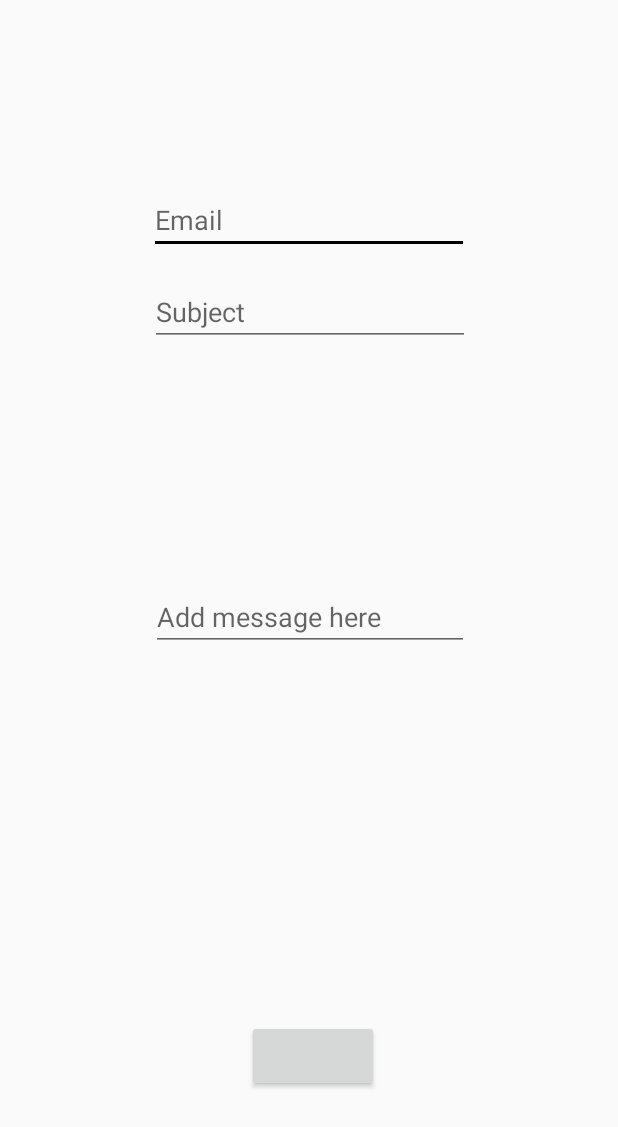
After one commit to yavgn/STUD, an Android app: the EmailActivity screen opened directly, with no data from a screen before it, on a phone screen of 412 x 824 dp. The commit adds this screen. Shown: the top 1127 px of the screen. Run offline under Robolectric (Android 15) with nearby library versions, the phone set to English and light mode, and no system bars.

Commit message:
Added email (working) moved session to model
All working

```diff
--- a/Studmaster/app/build.gradle
+++ b/Studmaster/app/build.gradle
@@ -19,11 +19,12 @@ android {
 }
 
 dependencies {
-    implementation fileTree(dir: 'libs', include: ['*.jar'])
+    implementation fileTree(include: ['*.jar'], dir: 'libs')
     implementation 'com.android.support:appcompat-v7:28.0.0-alpha1'
     implementation 'com.android.support.constraint:constraint-layout:1.1.3'
     testImplementation 'junit:junit:4.12'
     implementation 'com.android.support:design:28.0.0-alpha1'
     androidTestImplementation 'com.android.support.test:runner:1.0.2'
     androidTestImplementation 'com.android.support.test.espresso:espresso-core:3.0.2'
+    implementation files('libs/mail.jar')
 }
--- /dev/null
+++ b/Studmaster/app/src/main/java/fck2068/example/loginpage/activities/EmailActivity.java
@@ -0,0 +1,44 @@
+package fck2068.example.loginpage.activities;
+
+import android.content.Context;
+import android.support.v7.app.AppCompatActivity;
+import android.os.Bundle;
+import android.view.View;
+import android.widget.Button;
+import android.widget.EditText;
+
+import fck2068.example.loginpage.R;
+import fck2068.example.loginpage.model.SendMail;
+
+public class EmailActivity extends AppCompatActivity {
+
+    EditText email, subject, message;
+    String emailString, subjectString, messageString;
+    Context context = null;
+
+    @Override
+    protected void onCreate(Bundle savedInstanceState) {
+        super.onCreate(savedInstanceState);
+        setContentView(R.layout.activity_email);
+
+        context = this;
+
+        Button sendButton  = (Button) findViewById(R.id.sendButton);
+        email = (EditText) findViewById(R.id.recepientEmail);
+        subject = (EditText) findViewById(R.id.subjectText);
+        message = (EditText) findViewById(R.id.emailBody);
+
+        sendButton.setOnClickListener(new View.OnClickListener(){
+            @Override
+            public void onClick(View view){
+                emailString = email.getText().toString();
+                subjectString = subject.getText().toString();
+                messageString = message.getText().toString();
+
+                SendMail sm = new SendMail(context, emailString, subjectString, messageString);
+                sm.execute();
+
+            }
+        });
+    }
+}
--- a/Studmaster/app/src/main/java/fck2068/example/loginpage/activities/LandingActivity.java
+++ b/Studmaster/app/src/main/java/fck2068/example/loginpage/activities/LandingActivity.java
@@ -1,13 +1,11 @@
 package fck2068.example.loginpage.activities;
 
-import android.app.Activity;
 import android.content.Context;
 import android.content.Intent;
 import android.os.Bundle;
 import android.support.annotation.NonNull;
 import android.support.annotation.Nullable;
 import android.support.design.widget.BottomNavigationView;
-import android.support.design.widget.NavigationView;
 import android.support.v7.app.AppCompatActivity;
 import android.view.MenuItem;
 import android.view.View;
@@ -21,6 +19,7 @@ import android.widget.ListView;
 import android.widget.Toast;
 
 import fck2068.example.loginpage.R;
+import fck2068.example.loginpage.model.Session;
 
 //CLASS to get the extras that we passed
 public class LandingActivity extends AppCompatActivity implements View.OnClickListener {
@@ -64,6 +63,8 @@ public class LandingActivity extends AppCompatActivity implements View.OnClickLi
                 switch(item.getItemId()){
                     case R.id.action_mail:
                         Toast.makeText(LandingActivity.this, "Mail clicked...", Toast.LENGTH_SHORT).show();
+                        Intent emailIntent = new Intent(LandingActivity.this, EmailActivity.class);
+                        startActivity(emailIntent);
                         break;
                     case R.id.action_messenger:
                         Toast.makeText(LandingActivity.this, "Messenger clicked...", Toast.LENGTH_SHORT).show();
--- a/Studmaster/app/src/main/java/fck2068/example/loginpage/activities/LoginActivity.java
+++ b/Studmaster/app/src/main/java/fck2068/example/loginpage/activities/LoginActivity.java
@@ -13,6 +13,7 @@ import android.view.View;
 
 import fck2068.example.loginpage.R;
 import fck2068.example.loginpage.helper.InputValidation;
+import fck2068.example.loginpage.model.Session;
 import fck2068.example.loginpage.sql.DatabaseHelper;
 
 public class LoginActivity extends AppCompatActivity implements View.OnClickListener {
--- a/Studmaster/app/src/main/java/fck2068/example/loginpage/activities/Session.java
+++ b/Studmaster/app/src/main/java/fck2068/example/loginpage/model/Session.java
@@ -1,4 +1,4 @@
-package fck2068.example.loginpage.activities;
+package fck2068.example.loginpage.model;
 
 import android.content.Context;
 import android.content.SharedPreferences;
--- /dev/null
+++ b/Studmaster/app/src/main/res/layout/activity_email.xml
@@ -0,0 +1,77 @@
+<?xml version="1.0" encoding="utf-8"?>
+<android.support.constraint.ConstraintLayout xmlns:android="http://schemas.android.com/apk/res/android"
+    xmlns:app="http://schemas.android.com/apk/res-auto"
+    xmlns:tools="http://schemas.android.com/tools"
+    android:layout_width="match_parent"
+    android:layout_height="match_parent"
+    tools:context=".activities.EmailActivity">
+
+    <EditText
+        android:id="@+id/recepientEmail"
+        android:layout_width="wrap_content"
+        android:layout_height="wrap_content"
+        android:layout_marginStart="8dp"
+        android:layout_marginLeft="8dp"
+        android:layout_marginTop="124dp"
+        android:layout_marginEnd="8dp"
+        android:layout_marginRight="8dp"
+        android:ems="10"
+        android:hint="@string/email"
+        android:inputType="textEmailAddress"
+        app:layout_constraintEnd_toEndOf="parent"
+        app:layout_constraintStart_toStartOf="parent"
+        app:layout_constraintTop_toTopOf="parent" />
+
+    <EditText
+        android:id="@+id/subjectText"
+        android:layout_width="wrap_content"
+        android:layout_height="wrap_content"
+        android:layout_marginStart="8dp"
+        android:layout_marginTop="16dp"
+        android:layout_marginEnd="8dp"
+        android:ems="10"
+        android:hint="@string/subject"
+        android:inputType="textPersonName"
+        app:layout_constraintEnd_toEndOf="parent"
+        app:layout_constraintHorizontal_bias="0.503"
+        app:layout_constraintStart_toStartOf="parent"
+        app:layout_constraintTop_toBottomOf="@+id/recepientEmail" />
+
+    <Button
+        android:id="@+id/sendButton"
+        android:layout_width="wrap_content"
+        android:layout_height="wrap_content"
+        android:layout_marginStart="8dp"
+        android:layout_marginTop="8dp"
+        android:layout_marginEnd="52dp"
+        android:layout_marginBottom="40dp"
+        android:text="@string/send"
+        app:layout_constraintBottom_toBottomOf="parent"
+        app:layout_constraintEnd_toEndOf="parent"
+        app:layout_constraintHorizontal_bias="0.593"
+        app:layout_constraintStart_toStartOf="parent"
+        app:layout_constraintTop_toBottomOf="@+id/emailBody"
+        app:layout_constraintVertical_bias="0.809"
+        tools:text="Send" />
+
+    <EditText
+        android:id="@+id/emailBody"
+        android:layout_width="212dp"
+        android:layout_height="wrap_content"
+        android:layout_marginStart="8dp"
+        android:layout_marginLeft="8dp"
+        android:layout_marginTop="8dp"
+        android:layout_marginEnd="8dp"
+        android:layout_marginRight="8dp"
+        android:layout_marginBottom="240dp"
+        android:ems="10"
+        android:hint="@string/add_message_here"
+        android:inputType="textMultiLine"
+        app:layout_constraintBottom_toBottomOf="parent"
+        app:layout_constraintEnd_toEndOf="parent"
+        app:layout_constraintHorizontal_bias="0.503"
+        app:layout_constraintStart_toStartOf="parent"
+        app:layout_constraintTop_toBottomOf="@+id/subjectText" />
+
+
+</android.support.constraint.ConstraintLayout>
--- a/Studmaster/app/src/main/res/values/strings.xml
+++ b/Studmaster/app/src/main/res/values/strings.xml
@@ -22,4 +22,8 @@
 
     <string name="welcome">Welcome</string>
     <string name="email">Email</string>
+    <string name="send" />
+    <string name="cancel" />
+    <string name="subject">Subject</string>
+    <string name="add_message_here">Add message here</string>
 </resources>
```
Also changed, not shown: Studmaster/app/src/main/AndroidManifest.xml (+4 -3 lines), Studmaster/app/src/main/java/fck2068/example/loginpage/model/SendMail.java (added, +78 -0 lines), Studmaster/app/libs/activation.jar (added), Studmaster/app/libs/additionnal.jar (added), Studmaster/app/libs/mail.jar (added).
